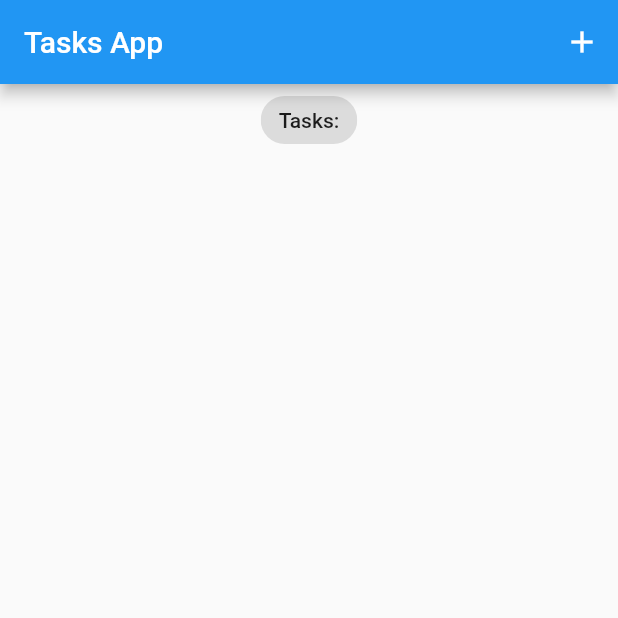
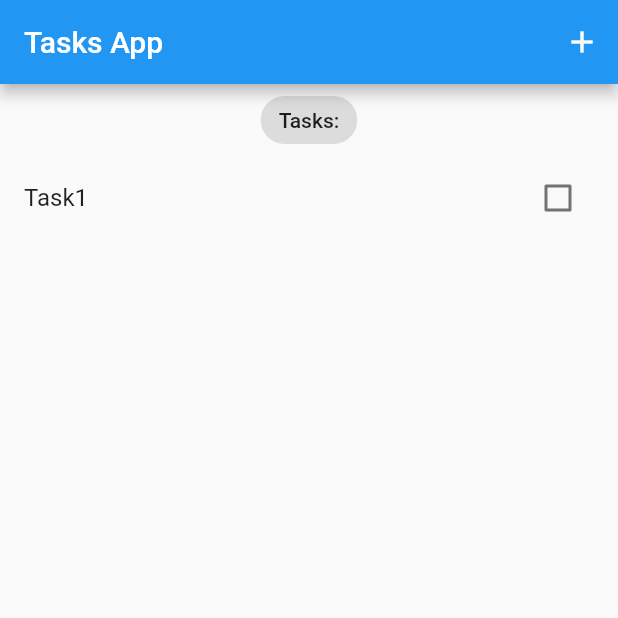
Before and after one commit to HasanAlHridoy/bloc_task, a Flutter app: the screen it shows after launch, after a tap on the "add" icon, on a phone screen of 412 x 824 dp, the top half of it. Run offline on Flutter 3.47's test engine with Material 2 defaults, Android fonts, the phone set to English and light mode, and no system bars; our stand-ins replace bloc, equatable, flutter_bloc.

```diff
--- /dev/null
+++ b/lib/blocs/bloc_exports.dart
@@ -0,0 +1,2 @@
+export './tasks_bloc.dart';
+export 'package:flutter_bloc/flutter_bloc.dart';
--- /dev/null
+++ b/lib/blocs/tasks_bloc.dart
@@ -0,0 +1,23 @@
+import 'dart:async';
+
+import 'package:bloc/bloc.dart';
+import 'package:equatable/equatable.dart';
+import 'package:flutter_tasks_app/models/task.dart';
+
+part 'tasks_event.dart';
+part 'tasks_state.dart';
+
+class TasksBloc extends Bloc<TasksEvent, TasksState> {
+  TasksBloc() : super(TasksState()) {
+    on<AddTask>(_onAddTask);
+    on<UpdateTask>(_onUpdateTask);
+    on<DeleteTask>(_onDeleteTask);
+  }
+  void _onAddTask(AddTask event, Emitter<TasksState> emit) {
+    final state = this.state;
+    emit(TasksState(allTasks: List.from(state.allTasks)..add(event.task)));
+  }
+
+  void _onUpdateTask(UpdateTask event, Emitter<TasksState> emit) {}
+  void _onDeleteTask(DeleteTask event, Emitter<TasksState> emit) {}
+}
--- /dev/null
+++ b/lib/blocs/tasks_event.dart
@@ -0,0 +1,36 @@
+part of 'tasks_bloc.dart';
+
+abstract class TasksEvent extends Equatable {
+  const TasksEvent();
+
+  @override
+  // TODO: implement props
+  List<Object?> get props => [];
+}
+
+class AddTask extends TasksEvent {
+  final Task task;
+
+  AddTask({required this.task});
+  @override
+  // TODO: implement props
+  List<Object?> get props => [task];
+}
+
+class UpdateTask extends TasksEvent {
+  final Task task;
+
+  UpdateTask({required this.task});
+  @override
+  // TODO: implement props
+  List<Object?> get props => [task];
+}
+
+class DeleteTask extends TasksEvent {
+  final Task task;
+
+  DeleteTask({required this.task});
+  @override
+  // TODO: implement props
+  List<Object?> get props => [task];
+}
--- /dev/null
+++ b/lib/blocs/tasks_state.dart
@@ -0,0 +1,11 @@
+part of 'tasks_bloc.dart';
+
+class TasksState extends Equatable {
+  final List<Task> allTasks;
+
+  TasksState({this.allTasks = const <Task>[]});
+
+  @override
+  // TODO: implement props
+  List<Object?> get props => [allTasks];
+}
--- a/lib/main.dart
+++ b/lib/main.dart
@@ -1,9 +1,15 @@
 import 'package:flutter/material.dart';
+import 'package:flutter_tasks_app/models/task.dart';
 
+import 'blocs/bloc_exports.dart';
 import 'screens/tasks_screen.dart';
 
 void main() {
-  runApp(const MyApp());
+  BlocOverrides.runZoned(
+    () => runApp(
+      const MyApp(),
+    ),
+  );
 }
 
 class MyApp extends StatelessWidget {
@@ -12,12 +18,18 @@ class MyApp extends StatelessWidget {
   // This widget is the root of your application.
   @override
   Widget build(BuildContext context) {
-    return MaterialApp(
-      title: 'Flutter Tasks App',
-      theme: ThemeData(
-        primarySwatch: Colors.blue,
+    return BlocProvider(
+      create: (context) => TasksBloc()
+        ..add(AddTask(
+          task: Task(title: 'Task1'),
+        )),
+      child: MaterialApp(
+        title: 'Flutter Tasks App',
+        theme: ThemeData(
+          primarySwatch: Colors.blue,
+        ),
+        home: TasksScreen(),
       ),
-      home: const TasksScreen(),
     );
   }
 }
--- /dev/null
+++ b/lib/models/task.dart
@@ -0,0 +1,51 @@
+import 'package:equatable/equatable.dart';
+
+class Task extends Equatable {
+  final String title;
+  bool? isDone;
+  bool? isDeleted;
+
+  Task({
+    required this.title,
+    this.isDone,
+    this.isDeleted,
+  }) {
+    isDone = isDone ?? false;
+    isDeleted = isDeleted ?? false;
+  }
+  Task copyWith({
+    String? title,
+    bool? isDone,
+    bool? isDeleted,
+  }) {
+    return Task(
+      title: title ?? this.title,
+      isDone: isDone ?? this.isDone,
+      isDeleted: isDeleted ?? this.isDeleted,
+    );
+  }
+
+  Map<String, dynamic> toMap() {
+    return {
+      'title': title,
+      'isDone': isDone,
+      'isDeleted': isDeleted,
+    };
+  }
+
+  factory Task.fromMap(Map<String, dynamic> map) {
+    return Task(
+      title: map['title'] ?? '',
+      isDone: map['isDone'],
+      isDeleted: map['isDeleted'],
+    );
+  }
+
+  @override
+  // TODO: implement props
+  List<Object?> get props => [
+        title,
+        isDone,
+        isDeleted,
+      ];
+}
--- a/lib/screens/tasks_screen.dart
+++ b/lib/screens/tasks_screen.dart
@@ -1,10 +1,33 @@
 import 'package:flutter/material.dart';
+import 'package:flutter_tasks_app/models/task.dart';
+import 'package:flutter_tasks_app/screens/add_task_screen.dart';
+import 'package:flutter_tasks_app/widgets/tasks_list.dart';
+
+import '../blocs/bloc_exports.dart';
 
 class TasksScreen extends StatelessWidget {
-  const TasksScreen({Key? key}) : super(key: key);
+  TasksScreen({Key? key}) : super(key: key);
+
+  void _addTask(BuildContext context) {
+    showModalBottomSheet(
+      context: context,
+      builder: (context) {
+        return SingleChildScrollView(
+          child: Container(
+            padding: EdgeInsets.only(
+                bottom: MediaQuery.of(context).viewInsets.bottom),
+            child: AddTaskScreen(),
+          ),
+        );
+      },
+    );
+  }
 
   @override
   Widget build(BuildContext context) {
+    return BlocBuilder<TasksBloc, TasksState>(
+      builder: (context, state) {
+        List<Task> taskList = state.allTasks;
         return Scaffold(
           appBar: AppBar(
             title: const Text('Tasks App'),
@@ -17,21 +40,26 @@ class TasksScreen extends StatelessWidget {
           ),
           body: Column(
             crossAxisAlignment: CrossAxisAlignment.center,
-        children: const [
-          Center(
+            children: [
+              const Center(
                 child: Chip(
                   label: Text(
                     'Tasks:',
                   ),
                 ),
               ),
+              Tasks(taskList: taskList)
             ],
           ),
           floatingActionButton: FloatingActionButton(
-        onPressed: () {},
+            onPressed: () {
+              _addTask(context);
+            },
             tooltip: 'Add Task',
             child: const Icon(Icons.add),
           ),
         );
+      },
+    );
   }
 }
--- /dev/null
+++ b/lib/widgets/tasks_list.dart
@@ -0,0 +1,30 @@
+import 'package:flutter/material.dart';
+import 'package:flutter_tasks_app/models/task.dart';
+
+class Tasks extends StatelessWidget {
+  const Tasks({
+    Key? key,
+    required this.taskList,
+  }) : super(key: key);
+
+  final List<Task> taskList;
+
+  @override
+  Widget build(BuildContext context) {
+    return Expanded(
+      child: ListView.builder(
+        itemCount: taskList.length,
+        itemBuilder: (context, index) {
+          var task = taskList[index];
+          return ListTile(
+            title: Text(task.title),
+            trailing: Checkbox(
+              onChanged: (value) {},
+              value: task.isDone,
+            ),
+          );
+        },
+      ),
+    );
+  }
+}
--- a/pubspec.yaml
+++ b/pubspec.yaml
@@ -13,6 +13,8 @@ dependencies:
     sdk: flutter
 
   cupertino_icons: ^1.0.2
+  flutter_bloc: ^8.0.1
+  equatable: ^2.0.3
 
 dev_dependencies:
   flutter_test:
```
Also changed, not shown: lib/screens/add_task_screen.dart (added, +52 -0 lines), pubspec.lock. Lines whose indentation alone changed are shown as unchanged.
